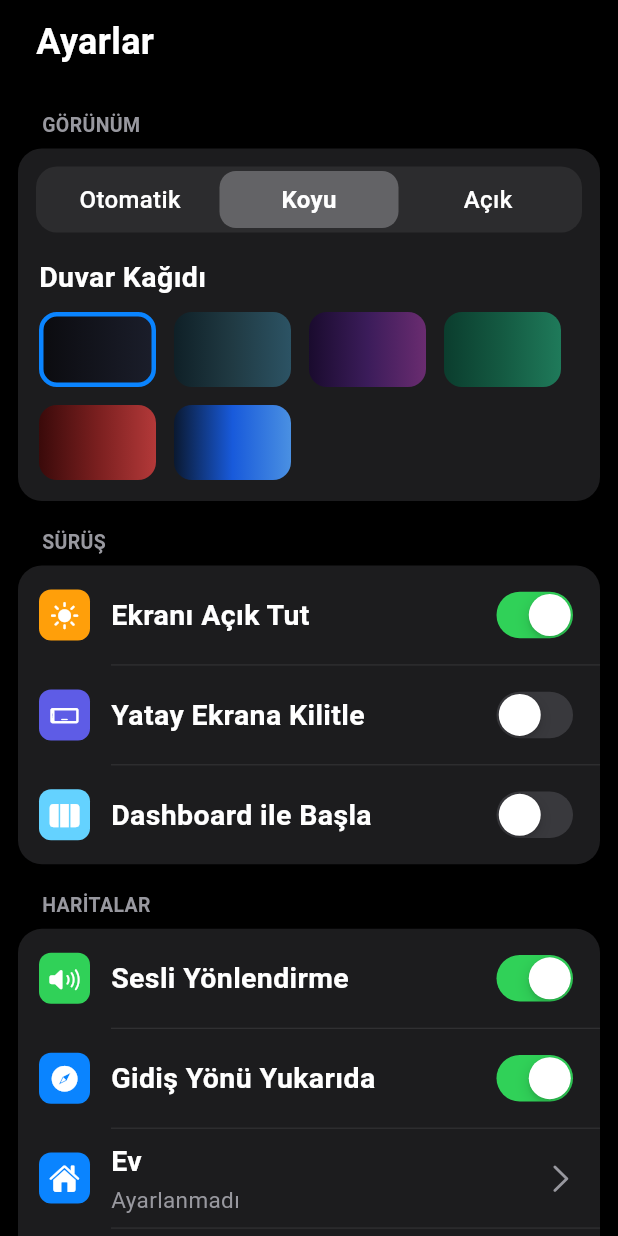
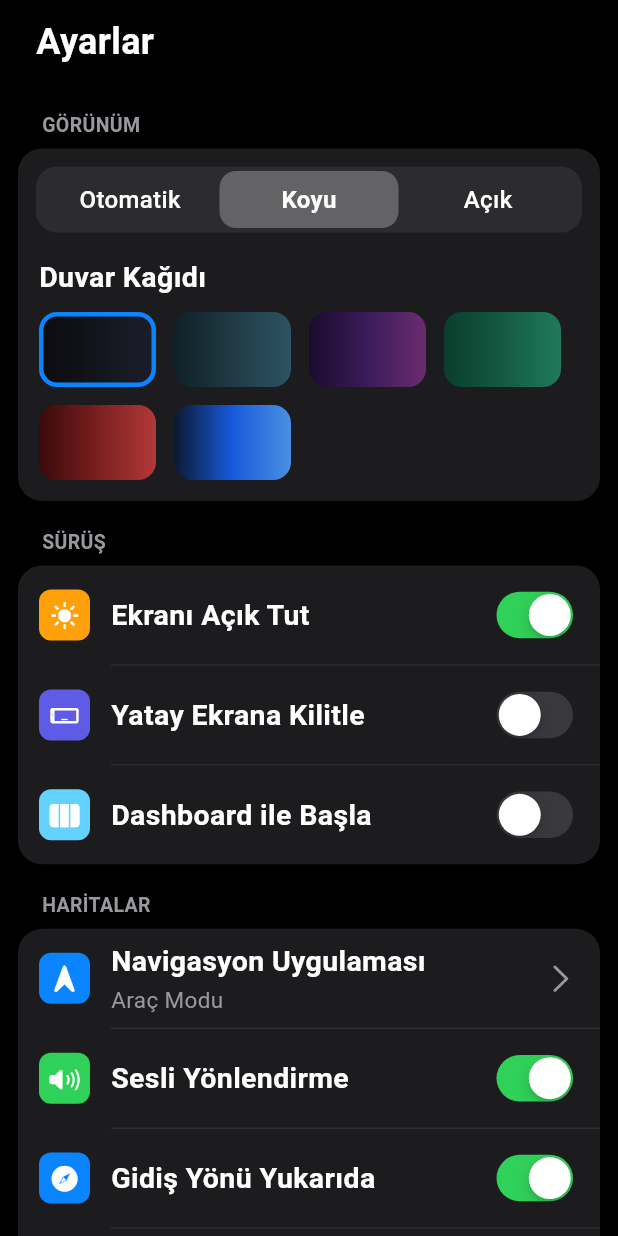
Before and after one commit to yyaasiiinn/arac-modu, a Flutter app: the SettingsScreen widget shown alone on an empty page, opened directly, on a phone screen of 412 x 824 dp. Run offline on Flutter 3.47's test engine with Material 3 defaults, Android fonts, the phone set to English and light mode, and no system bars; our stand-ins replace battery_plus, connectivity_plus, cupertino_ui, flutter_contacts, flutter_map, flutter_tts and 8 more; missing offline and left inert: device_calendar; accounts and stored records are empty; statements that could not run were skipped.

Commit message:
Dış uygulamalar geri geldi (doğrudan açılış), navigasyon uygulaması seçimi
Co-Authored-By: Claude Opus 5.5 <noreply@anthropic.com>
Claude-Session: https://claude.ai/code/session_01LsgLuHEUzeV5kQmEEZM67Y

```diff
--- a/lib/core/app_state.dart
+++ b/lib/core/app_state.dart
@@ -2,6 +2,7 @@ import 'dart:convert';
 
 import 'package:flutter/foundation.dart';
 import 'package:flutter/services.dart';
+import 'package:material_ui/material_ui.dart';
 import 'package:shared_preferences/shared_preferences.dart';
 import 'package:url_launcher/url_launcher.dart';
 import 'package:wakelock_plus/wakelock_plus.dart';
@@ -30,6 +31,7 @@ class AppState extends ChangeNotifier {
   bool voiceGuidance = true;
   bool headingUp = true;
   bool startOnDashboard = false;
+  String navApp = 'internal'; // internal | apple | google | waze | yandex | ask
 
   // ---- Kayıtlı veriler ----
   Place? home;
@@ -48,6 +50,7 @@ class AppState extends ChangeNotifier {
     voiceGuidance = p.getBool('voiceGuidance') ?? true;
     headingUp = p.getBool('headingUp') ?? true;
     startOnDashboard = p.getBool('startOnDashboard') ?? false;
+    navApp = p.getString('navApp') ?? 'internal';
     home = _readPlace('home');
     work = _readPlace('work');
     recentPlaces = _readList('recentPlaces', Place.fromJson);
@@ -89,6 +92,7 @@ class AppState extends ChangeNotifier {
     p.setBool('voiceGuidance', voiceGuidance);
     p.setBool('headingUp', headingUp);
     p.setBool('startOnDashboard', startOnDashboard);
+    p.setString('navApp', navApp);
     if (home != null) {
       p.setString('home', jsonEncode(home!.toJson()));
     } else {
@@ -161,11 +165,26 @@ class AppState extends ChangeNotifier {
     open(current == CarApp.home ? CarApp.dashboard : CarApp.home);
   }
 
+  /// Diğer uygulamayı doğrudan açar (Safari'ye düşmez). Yüklü değilse uyarır.
+  /// Not: iOS, bir uygulamayı ilk kez açarken bir kez "Açılsın mı?" diye sorar;
+  /// "Aç" dendikten sonra bir daha sormaz.
   Future<void> openExternal(AppInfo info) async {
     HapticFeedback.selectionClick();
     final ok = await _launch(info.url!);
-    if (!ok && info.fallbackUrl != null) await _launch(info.fallbackUrl!);
+    if (!ok) toast('${info.name} bu telefonda yüklü değil');
   }
+
+  /// Uygulamanın her yerinden kısa bilgi mesajı göstermek için.
+  static final messengerKey = GlobalKey<ScaffoldMessengerState>();
+  static final navigatorKey = GlobalKey<NavigatorState>();
+
+  void toast(String text) {
+    messengerKey.currentState
+      ?..hideCurrentSnackBar()
+      ..showSnackBar(SnackBar(content: Text(text), duration: const Duration(seconds: 2)));
+  }
+
+  Future<bool> launchUrlString(String url) => _launch(url);
 
   Future<bool> _launch(String url) async {
     try {
--- a/lib/core/apps.dart
+++ b/lib/core/apps.dart
@@ -14,6 +14,12 @@ enum CarApp {
   calendar,
   radio,
   podcasts,
+  spotify,
+  youtubeMusic,
+  audiobooks,
+  whatsapp,
+  waze,
+  googleMaps,
   settings,
 }
 
@@ -26,7 +32,6 @@ class AppInfo {
 
   /// Dolu ise uygulama içinde değil, dış uygulama olarak açılır.
   final String? url;
-  final String? fallbackUrl;
 
   const AppInfo(
     this.app,
@@ -35,7 +40,6 @@ class AppInfo {
     this.colors, {
     this.iconColor = Colors.white,
     this.url,
-    this.fallbackUrl,
   });
 
   bool get external => url != null;
@@ -59,6 +63,23 @@ const appInfos = <CarApp, AppInfo>{
       [Color(0xFFFF8A5B), Color(0xFFE8452C)]),
   CarApp.podcasts: AppInfo(CarApp.podcasts, 'Podcast\'ler',
       CupertinoIcons.dot_radiowaves_left_right, [Color(0xFFD56DFB), Color(0xFF872EC4)]),
+  CarApp.spotify: AppInfo(CarApp.spotify, 'Spotify', Icons.graphic_eq_rounded,
+      [Color(0xFF2A2A2A), Color(0xFF121212)],
+      iconColor: Color(0xFF1ED760), url: 'spotify://'),
+  CarApp.youtubeMusic: AppInfo(CarApp.youtubeMusic, 'YT Music',
+      CupertinoIcons.play_circle_fill, [Color(0xFFFF3B30), Color(0xFFC40000)],
+      url: 'youtubemusic://'),
+  CarApp.audiobooks: AppInfo(CarApp.audiobooks, 'Sesli Kitaplar',
+      CupertinoIcons.book_fill, [Color(0xFFFFB340), Color(0xFFFF7A00)],
+      url: 'ibooks://'),
+  CarApp.whatsapp: AppInfo(CarApp.whatsapp, 'WhatsApp',
+      CupertinoIcons.chat_bubble_text_fill, [Color(0xFF5BE584), Color(0xFF20B038)],
+      url: 'whatsapp://'),
+  CarApp.waze: AppInfo(CarApp.waze, 'Waze', CupertinoIcons.car_fill,
+      [Color(0xFF7CE0FF), Color(0xFF33CCFF)], url: 'waze://'),
+  CarApp.googleMaps: AppInfo(CarApp.googleMaps, 'Google Maps',
+      CupertinoIcons.map_pin_ellipse, [Color(0xFFFFFFFF), Color(0xFFEDEDED)],
+      iconColor: Color(0xFF34A853), url: 'comgooglemaps://'),
   CarApp.settings: AppInfo(CarApp.settings, 'Ayarlar',
       CupertinoIcons.gear_alt_fill, [Color(0xFFA2A2A8), Color(0xFF6E6E73)]),
 };
@@ -70,8 +91,14 @@ const homeOrder = <CarApp>[
   CarApp.maps,
   CarApp.messages,
   CarApp.nowPlaying,
+  CarApp.spotify,
+  CarApp.youtubeMusic,
   CarApp.radio,
   CarApp.podcasts,
   CarApp.calendar,
+  CarApp.whatsapp,
+  CarApp.audiobooks,
+  CarApp.waze,
+  CarApp.googleMaps,
   CarApp.settings,
 ];
--- a/lib/main.dart
+++ b/lib/main.dart
@@ -68,6 +68,8 @@ class _CarModeAppState extends State<CarModeApp> with WidgetsBindingObserver {
       builder: (context, _) => MaterialApp(
         title: 'Araç Modu',
         debugShowCheckedModeBanner: false,
+        scaffoldMessengerKey: AppState.messengerKey,
+        navigatorKey: AppState.navigatorKey,
         theme: buildTheme(Brightness.light),
         darkTheme: buildTheme(Brightness.dark),
         themeMode: AppState.I.isDark ? ThemeMode.dark : ThemeMode.light,
--- a/lib/ui/screens/settings_screen.dart
+++ b/lib/ui/screens/settings_screen.dart
@@ -3,6 +3,7 @@ import 'package:material_ui/material_ui.dart';
 
 import '../../core/app_state.dart';
 import '../../core/models.dart';
+import '../../core/nav_apps.dart';
 import '../../core/theme.dart';
 import '../widgets/common.dart';
 import '../widgets/place_search.dart';
@@ -98,6 +99,18 @@ class _SettingsScreenState extends State<SettingsScreen> {
                 ]),
                 _section('HARİTALAR'),
                 _group([
+                  CarRow(
+                    leading: _icon(navAppById(st.navApp == 'ask' ? 'internal' : st.navApp).icon,
+                        st.navApp == 'ask' ? CP.gray : navAppById(st.navApp).color),
+                    title: 'Navigasyon Uygulaması',
+                    subtitle: st.navApp == 'ask' ? 'Her seferinde sor' : navAppById(st.navApp).name,
+                    trailing: Icon(CupertinoIcons.chevron_right, color: p.subtext),
+                    onTap: () async {
+                      final a = await pickNavApp(context, title: 'Rotalar hangi uygulamada açılsın?', includeAsk: true);
+                      if (a != null) st.update(() => st.navApp = a.id);
+                    },
+                  ),
+                  const CarDivider(indent: 62),
                   _switch('Sesli Yönlendirme', CupertinoIcons.speaker_3_fill, CP.green, st.voiceGuidance,
                       (v) => st.update(() => st.voiceGuidance = v)),
                   const CarDivider(indent: 62),
--- a/lib/ui/shell.dart
+++ b/lib/ui/shell.dart
@@ -45,6 +45,8 @@ class CarShell extends StatelessWidget {
         return const RadioScreen();
       case CarApp.podcasts:
         return const PodcastScreen();
+      default:
+        return const HomeScreen();
     }
   }
 
```
Also changed, not shown: lib/core/nav_apps.dart (added, +160 -0 lines), lib/core/voice_assistant.dart (+27 -9 lines), lib/ui/screens/maps_screen.dart (+20 -3 lines), 2 other files.
